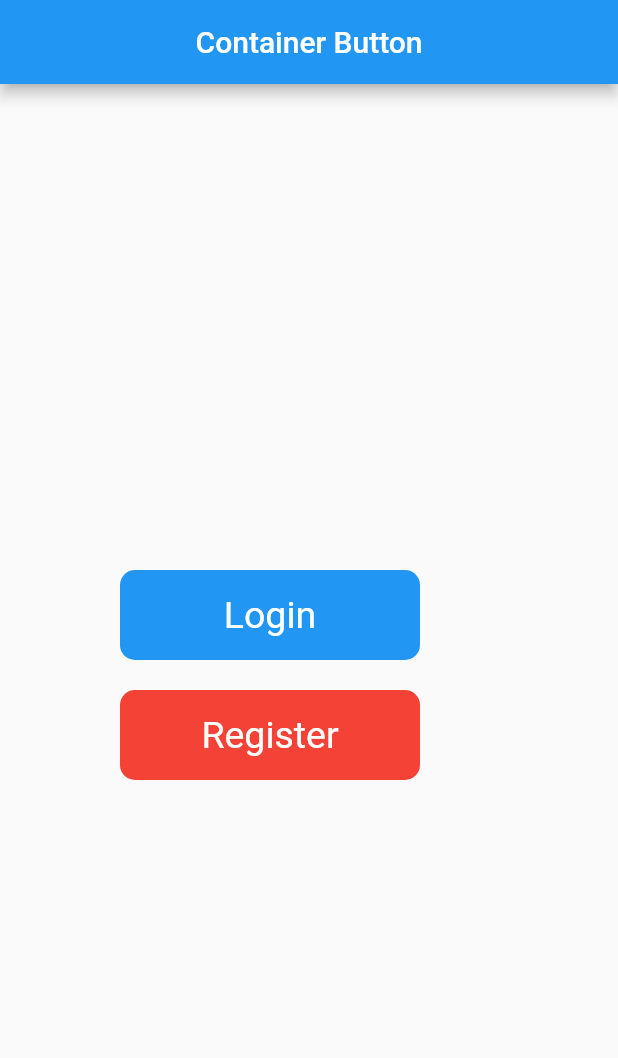
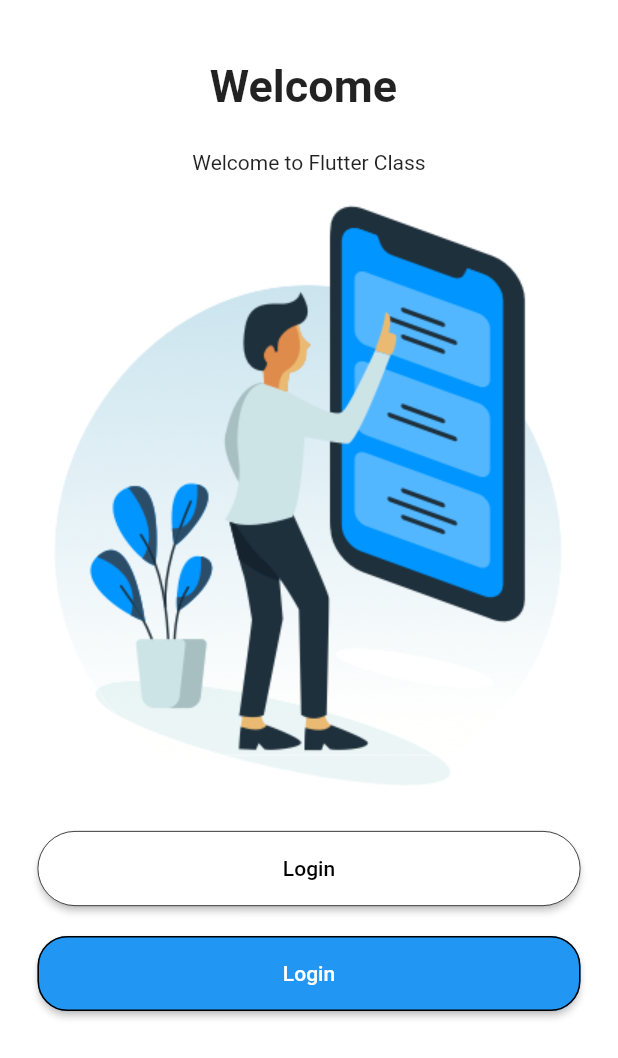
Before and after one commit to flutter-preview/sujan-9-flutter-class, a Flutter app: the screen it shows after launch, on a phone screen of 412 x 824 dp. Shown: the top 1058 px of the screen. Run offline on Flutter 3.47's test engine with Material 2 defaults, Android fonts, the phone set to English and light mode, and no system bars.

Commit message:
login form

```diff
--- a/lib/containerbutton.dart
+++ b/lib/containerbutton.dart
@@ -30,7 +30,7 @@ class ContainerButton extends StatelessWidget {
                 borderRadius: BorderRadius.circular(10),
                 color: Colors.blue,
               ),
-              child: Center(
+              child: const Center(
                 child: Text('Login',
                 style: TextStyle(color: Colors.white,
                 fontSize: 25,
@@ -42,7 +42,8 @@ class ContainerButton extends StatelessWidget {
             InkWell(
               onTap: (){
                 print('success from inkwell');
-                Navigator.push(context,
+
+                                Navigator.push(context,
                 MaterialPageRoute(builder: (context)=> InputField()));
 
 
@@ -55,7 +56,7 @@ class ContainerButton extends StatelessWidget {
                 borderRadius: BorderRadius.circular(10),
                 color: Colors.red,
               ),
-              child: Center(
+              child: const Center(
                 child: Text('Register',
                 style: TextStyle(color: Colors.white,
                 fontSize: 25,
--- /dev/null
+++ b/lib/login-signupscreen/homepage.dart
@@ -0,0 +1,84 @@
+import 'package:flutter/material.dart';
+
+class HomePageScreen extends StatelessWidget {
+  const HomePageScreen({super.key});
+
+  @override
+  Widget build(BuildContext context) {
+    return SafeArea(
+      child: Scaffold(
+          backgroundColor: Colors.white,
+          body: Padding(
+            padding: const EdgeInsets.fromLTRB(10, 20, 10, 0),
+            child: Center(
+              child: Padding(
+                padding: const EdgeInsets.fromLTRB(15, 20, 15, 0),
+                child: Column(
+
+                  children: [
+                    const Text('Welcome ',
+                    style: TextStyle(
+                      fontSize: 30,
+                      fontWeight: FontWeight.bold,
+                    ),
+                    ),
+                    SizedBox(height: 25,),
+                    const Text('Welcome to Flutter Class',),
+                    const SizedBox(height: 20,),
+                    Image.asset('assets/welcome.png'),
+                    SizedBox(height: 30,),
+                    SizedBox(
+                      height: 50,
+                      width: double.infinity,
+                      child: ElevatedButton(
+                        style: TextButton.styleFrom(
+                          backgroundColor: Colors.white,
+                         shape: RoundedRectangleBorder(
+                          side: BorderSide(
+                            color: Colors.black,
+                           width: 0.5),
+                           borderRadius: BorderRadius.circular(25),
+
+                         ),
+
+
+                        ),
+                        onPressed: (){
+
+                       // Navigator.push(context, MaterialPageRoute(builder: (context)=> const HomePageScreen()));
+                      }, child: const Text('Login',
+                      style: TextStyle(color: Colors.black,
+                      )),)),
+                      SizedBox(height: 20,),
+                      SizedBox(
+                      height: 50,
+                      width: double.infinity,
+                      child: ElevatedButton(
+                        style: TextButton.styleFrom(
+                          backgroundColor: Colors.blue,
+                         shape: RoundedRectangleBorder(
+                          side: BorderSide(color: Colors.black, width: 1),
+                           borderRadius: BorderRadius.circular(20),
+
+                         ),
+
+
+                        ),
+                        onPressed: (){
+
+                       // Navigator.push(context, MaterialPageRoute(builder: (context)=> const HomePageScreen()));
+                      }, child: const Text('Login',
+                      style: TextStyle(color: Colors.white,
+                      )),)),
+
+
+                  ],
+                ),
+              ),
+            ),
+          )
+          // body:  ,
+          ),
+    );
+  }
+}
--- /dev/null
+++ b/lib/login-signupscreen/signup.dart
@@ -0,0 +1,17 @@
+
+import 'package:flutter/material.dart';
+
+class HomePageScreen extends StatelessWidget {
+  const HomePageScreen({super.key});
+
+  @override
+  Widget build(BuildContext context) {
+    return SafeArea(
+      child: Scaffold(
+        backgroundColor: Colors.white,
+        body: Image.asset('assets/background.png'),
+      // body:  ,
+      ),
+    );
+  }
+}
--- a/lib/main.dart
+++ b/lib/main.dart
@@ -1,5 +1,6 @@
 import 'package:classdemo/buttons.dart';
 import 'package:classdemo/homepage.dart';
+import 'package:classdemo/login-signupscreen/homepage.dart';
 import 'package:classdemo/style.dart';
 import 'package:classdemo/textfield.dart';
 import 'package:flutter/material.dart';
@@ -23,7 +24,7 @@ class MyApp extends StatelessWidget {
 
         primarySwatch: Colors.blue,
       ),
-      home: const ContainerButton(),
+      home: const HomePageScreen(),
     );
   }
 }
--- a/pubspec.yaml
+++ b/pubspec.yaml
@@ -59,8 +59,8 @@ flutter:
   uses-material-design: true
 
   # To add assets to your application, add an assets section, like this:
-  # assets:
-  #   - images/a_dot_burr.jpeg
+  assets:
+    - assets/
   #   - images/a_dot_ham.jpeg
 
   # An image asset can refer to one or more resolution-specific "variants", see
```
Also changed, not shown: lib/textfield.dart (+28 -27 lines), lib/login-signupscreen/login.dart (added).
